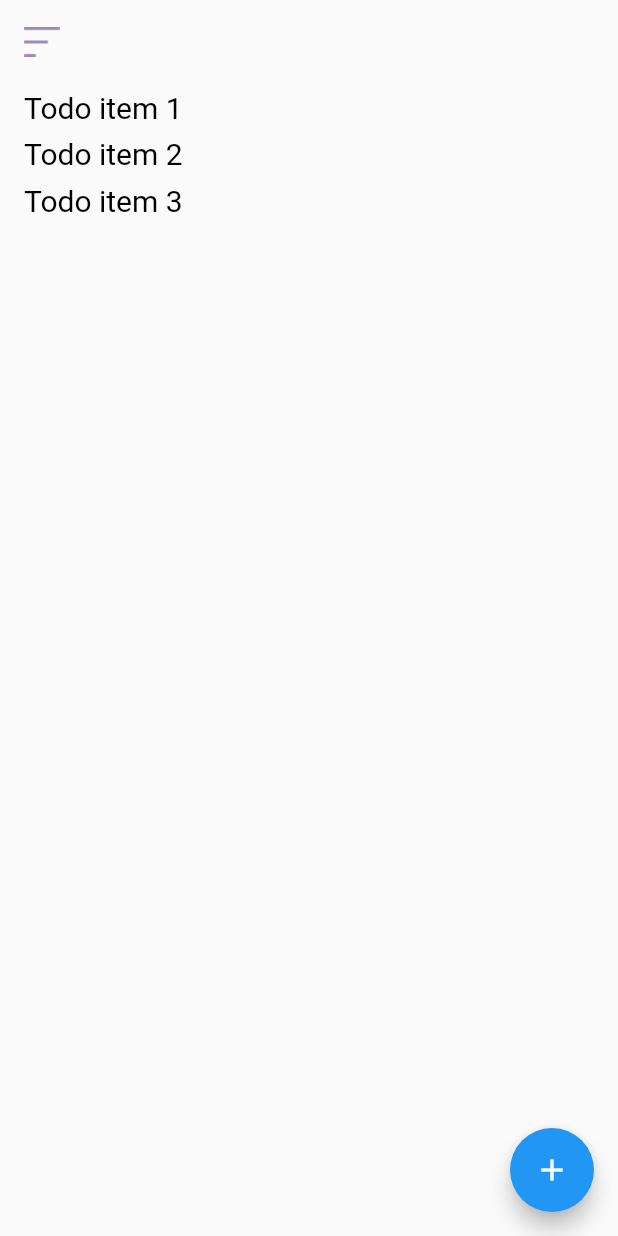
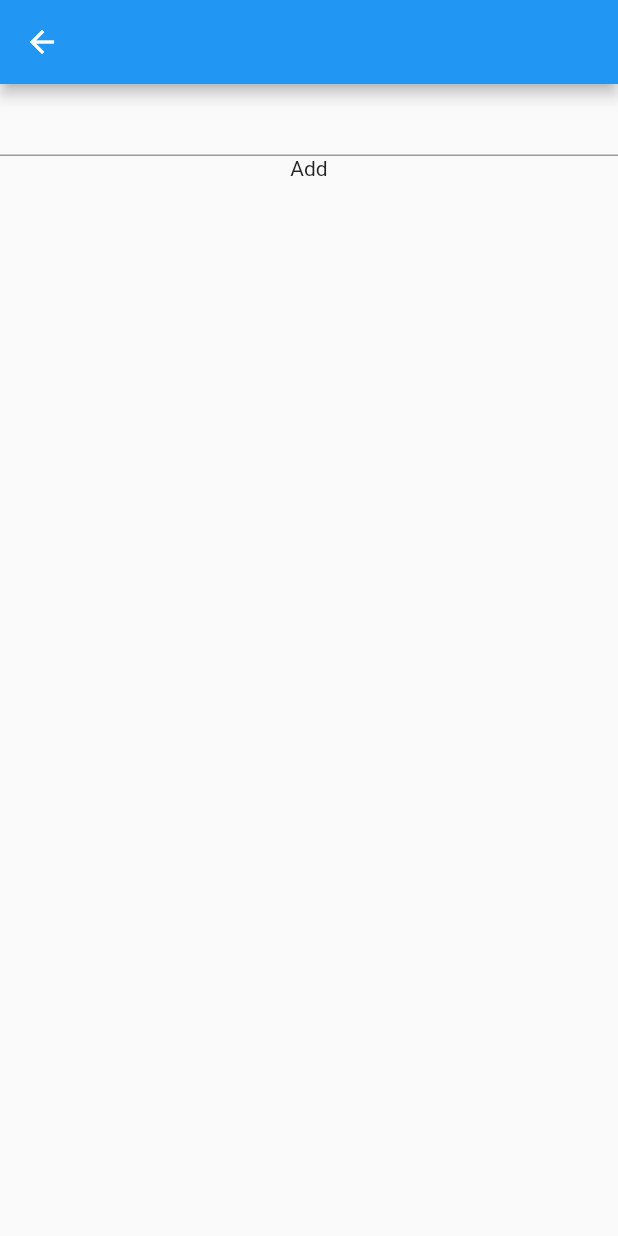
Before and after one commit to AhmedOsman07/todo_app, a Flutter app: the screen it shows after launch, after a tap on the "add" icon, on a phone screen of 412 x 824 dp. Run offline on Flutter 3.47's test engine with Material 2 defaults, Android fonts, the phone set to English and light mode, and no system bars; our stand-ins replace dio.

Commit message:
1. Changed ApiProvider to Singleton 2. added on tap trigger to navigate to new page 3. added new page to add todo item 4. added new todo for fetching todo list and add item through api gateway
1. Changed ApiProvider to Singleton
2. added on tap trigger to navigate to new page
3. added new page to add todo item
4. added new todo for fetching todo list and add item through api gateway

```diff
--- a/lib/data/network/api_provider.dart
+++ b/lib/data/network/api_provider.dart
@@ -3,13 +3,38 @@ import 'package:dio/dio.dart';
 import 'network_layer.dart';
 
 class ApiProvider {
+  // a getter to make sure we fetch the same instance of object
+  static ApiProvider get getInstance {
+    if (_instance == null) {
+      // if instance is null then init the object and set it to the static object;
+      _instance = ApiProvider._();
+    }
+    //return the instance
+    return _instance!;
+  }
+
+  ApiProvider._();
+
+  static ApiProvider? _instance;
+
+  // dio client will be inited once as the class will be inited once;
   final DioClient _dioClient =
       DioClient(Dio()..options.headers = {'Content-Type': 'application/json'});
 
-  ApiProvider();
-
   Future<String> addItem(String? item) {
-
+    //TODO replace with actual api url and jsonbody
+    //convert json to model and return future of model
+    // _dioClient.post("uri");
     return Future.value(item);
   }
+
+  Future<String> removeItem(String? item) {
+    return Future.value(item);
+  }
+
+  Future<String> fetchTodoList() {
+    //TODO replace with actual api url and jsonbody
+    //convert json to model and return future of model
+    return Future.value("");
+  }
 }
--- a/lib/data/network/api_repo.dart
+++ b/lib/data/network/api_repo.dart
@@ -1,9 +1,27 @@
 import 'api_provider.dart';
 
 class Repository {
-  final ApiProvider _apiProvider = ApiProvider();
+  // final ApiProvider _apiProvider = ApiProvider();
 
   Future<String> addItem(String? item) {
-    return _apiProvider.addItem(item);
+    // ApiProvider apiProvider = ApiProvider();
+    return ApiProvider.getInstance.addItem(item);
+  }
+
+  Future<String> removeItem(String? item) {
+    // ApiProvider apiProvider = ApiProvider();
+    return ApiProvider.getInstance.removeItem(item);
+  }
+
+  Future<String> fetchTodoList() {
+    // ApiProvider apiProvider = ApiProvider();
+    return ApiProvider.getInstance.fetchTodoList();
   }
 }
+//
+// class SettingsRepo {
+//   Future<String> fetchNewApiData() {
+//     // ApiProvider apiProvider = ApiProvider();
+//     return ApiProvider.getInstance.fetchTodoList();
+//   }
+// }
--- /dev/null
+++ b/lib/ui/add_item/add_item.dart
@@ -0,0 +1,45 @@
+import 'package:flutter/material.dart';
+
+import '../../data/network/api_repo.dart';
+
+class AddItemWidget extends StatefulWidget {
+  static String routeName = "/addItemWidget";
+
+  const AddItemWidget({Key? key}) : super(key: key);
+
+  @override
+  State<AddItemWidget> createState() => _AddItemWidgetState();
+}
+
+class _AddItemWidgetState extends State<AddItemWidget> {
+  final TextEditingController controller = TextEditingController();
+  final Repository _repository = Repository();
+
+  @override
+  Widget build(BuildContext context) {
+    // controller = TextEditingController();
+    return Scaffold(
+      appBar: AppBar(),
+      body: Column(
+        children: [
+          TextField(
+            controller: controller,
+          ),
+          GestureDetector(
+            onTap: () {
+              if (controller.text.isEmpty) {
+                print("no data found");
+              } else {
+                //Todo add Api method implemention of adding to api endpoint
+
+                Navigator.of(context).pop(controller.text);
+              }
+              // print(controller.text);
+            },
+            child: Text("Add"),
+          )
+        ],
+      ),
+    );
+  }
+}
--- a/lib/ui/home/home.dart
+++ b/lib/ui/home/home.dart
@@ -2,6 +2,7 @@ import 'dart:math';
 
 import 'package:flutter/material.dart';
 import 'package:todo_app/model/todo_item_model.dart';
+import 'package:todo_app/ui/add_item/add_item.dart';
 
 import '../../data/network/api_repo.dart';
 import '../../main.dart';
@@ -30,20 +31,34 @@ class _MyHomePageState extends State<MyHomePage> {
     TodoItem(text: "Todo item 3"),
   ];
 
-  void floatingButtonTapped() {
-    // 1.TODO add navigation here to new page;
+  final Repository _repository = Repository();
 
-    // 2. TODO after creating new page on add todo item, invoke directly
-    // final String itemAdded =  await Repository().addItem("item");
+  @override
+  void initState() {
+    executeFetchingApi();
+    super.initState();
+  }
 
-    //3. TODO after invoking this line in new page google how to pop navigation with result and append to local array
+  void executeFetchingApi() {
+    // TODO try to fetch data
+    _repository.fetchTodoList().then((value) {
+      //TODO set items to value
+      // WidgetsBinding.instance.addPostFrameCallback is used for refreshing ui after building first time
+      WidgetsBinding.instance.addPostFrameCallback((timeStamp) {
+        setState(() {});
+      });
+    });
+  }
 
-    setState(() {
-      // This call to setState tells the Flutter framework that something has
-      // changed in this State, which causes it to rerun the build method below
-      // so that the display can reflect the updated values. If we changed
-      // _counter without calling setState(), then the build method would not be
-      // called again, and so nothing would appear to happen.
+  void floatingButtonTapped() async {
+    Navigator.of(context)
+        .push(MaterialPageRoute(builder: (ctx) => const AddItemWidget()))
+        .then((value) {
+      //todo replace with executeFetchingApi to fetch new content if any data is added;
+      if (value != null) {
+        items.add(TodoItem(text: value));
+        setState(() {});
+      }
     });
   }
 
@@ -76,7 +91,6 @@ class _MyHomePageState extends State<MyHomePage> {
                 // in flutter we can pass functions as callbacks to other widgets.
                 // this is a callback to update the array item
                 items[itemIndex].isSelected = isSelected;
-
               });
         },
         itemCount: items.length,
```
Also changed, not shown: lib/data/network/network_layer.dart (+23 -3 lines), lib/ui/home/component/todo_item_cell.dart (+5 -3 lines), pubspec.lock, 1 other file.
